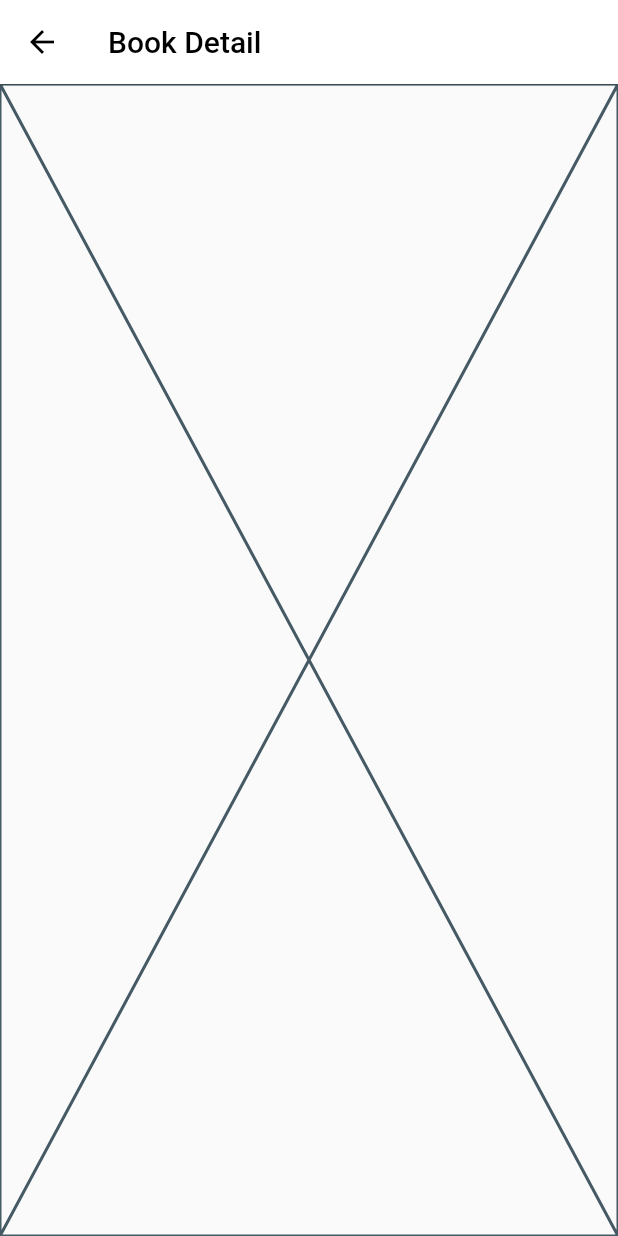
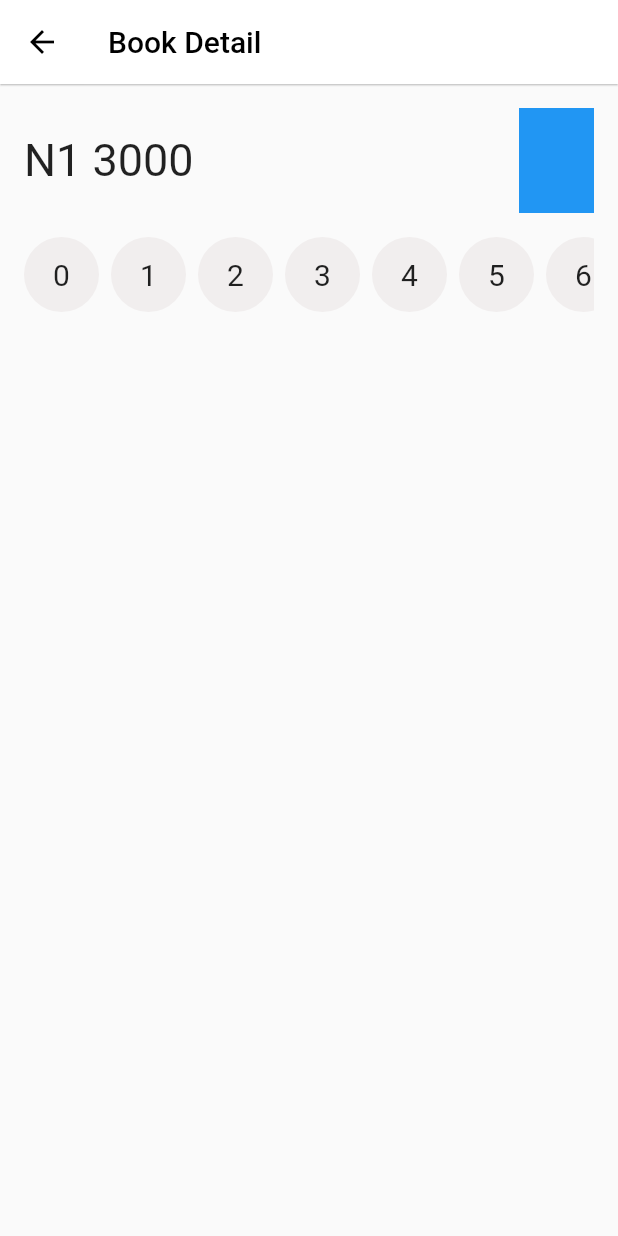
Before and after one commit to manhnt2310/ll, a Flutter app: the BookDetailView screen opened directly, on a phone screen of 412 x 824 dp. Run offline on Flutter 3.47's test engine with Material 2 defaults, Android fonts, the phone set to English and light mode, and no system bars.

Commit message:
[Book Detail] Add top menu

```diff
--- a/lib/modules/book_detail/presentation/book_detail_view.dart
+++ b/lib/modules/book_detail/presentation/book_detail_view.dart
@@ -1,4 +1,6 @@
 import 'package:flutter/material.dart';
+import 'package:ll/modules/book_detail/widgets/title_view.dart';
+import 'package:ll/modules/book_detail/widgets/top_menu_view.dart';
 
 class BookDetailView extends StatelessWidget {
   const BookDetailView({super.key});
@@ -12,7 +14,19 @@ class BookDetailView extends StatelessWidget {
           foregroundColor: Colors.black,
           elevation: 0.5,
         ),
-      body: const Placeholder(),
-    );
+        body: Container(
+          padding: const EdgeInsets.all(16),
+          child: SingleChildScrollView(
+            child: Column(
+              children: const [
+                TitleView(),
+                SizedBox(
+                  height: 16,
+                ),
+                TopMenuView(totalItems: 20)
+              ],
+            ),
+          ),
+        ));
   }
 }
--- /dev/null
+++ b/lib/modules/book_detail/widgets/title_view.dart
@@ -0,0 +1,23 @@
+import 'package:flutter/material.dart';
+
+class TitleView extends StatelessWidget {
+  const TitleView({super.key});
+
+  @override
+  Widget build(BuildContext context) {
+    return Row(
+      mainAxisAlignment: MainAxisAlignment.spaceBetween,
+      children: [
+        const Text(
+          'N1 3000',
+          style: TextStyle(fontSize: 30.0),
+        ),
+        Container(
+          height: 70,
+          width: 50,
+          color: Colors.blue,
+        )
+      ],
+    );
+  }
+}
--- /dev/null
+++ b/lib/modules/book_detail/widgets/top_menu_view.dart
@@ -0,0 +1,34 @@
+import 'package:flutter/material.dart';
+
+class TopMenuView extends StatelessWidget {
+  const TopMenuView({super.key, required this.totalItems});
+
+  final int totalItems;
+
+  @override
+  Widget build(BuildContext context) {
+    final items = List<Widget>.generate(
+        totalItems,
+        (index) => Container(
+            decoration: BoxDecoration(
+                color: const Color.fromARGB(255, 241, 238, 238),
+                borderRadius: BorderRadius.circular(25)),
+            width: 50,
+            height: 50,
+            alignment: Alignment.center,
+            child: Text(
+              index.toString(),
+              style: const TextStyle(fontSize: 20.0),
+            )));
+
+    return SizedBox(
+      height: 50,
+      child: SingleChildScrollView(
+          scrollDirection: Axis.horizontal,
+          child: Wrap(
+            spacing: 8,
+            children: items,
+          )),
+    );
+  }
+}
```
Lines whose indentation alone changed are shown as unchanged.
